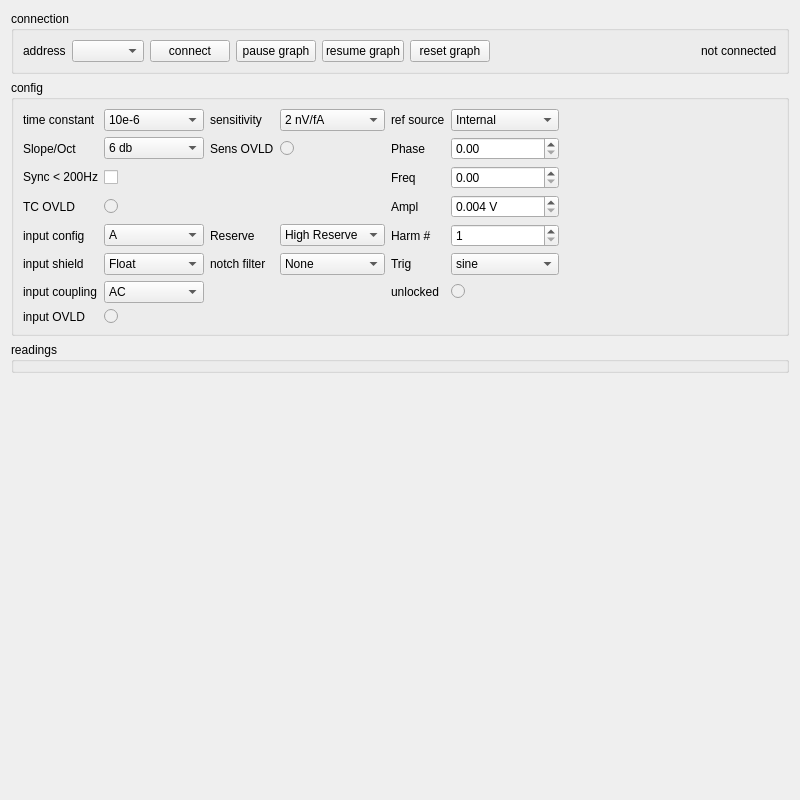
This is devices/sr830/sr830.ui in lictailer/zmeter as Qt 5 draws it before an edit. The edited form follows.
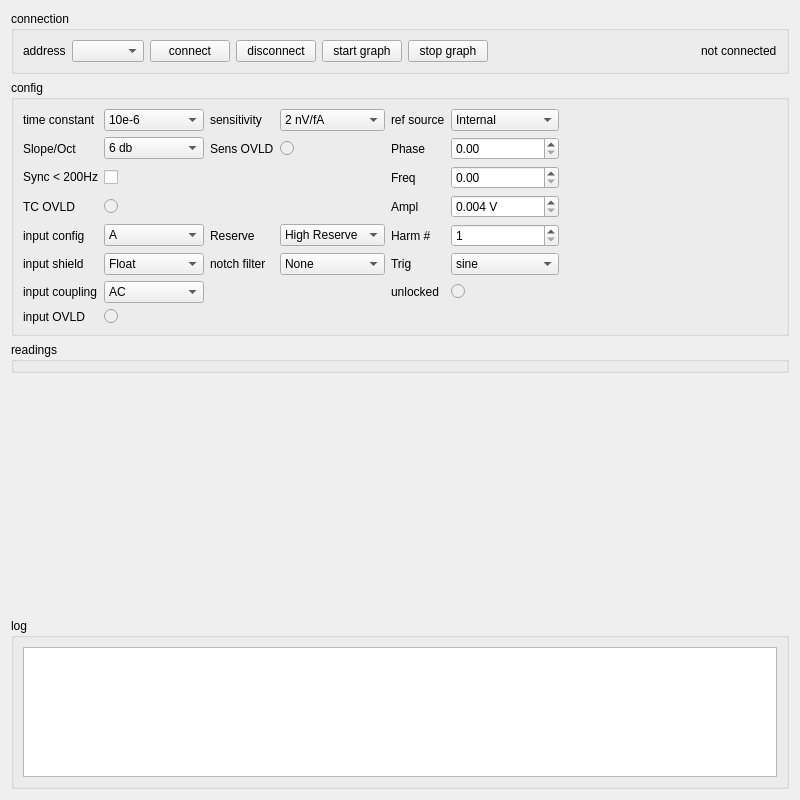
This is the edited form.

Diff of the .ui file:
```diff
--- a/devices/sr830/sr830.ui
+++ b/devices/sr830/sr830.ui
@@ -40,21 +40,21 @@
       <item>
        <widget class="QPushButton" name="start_scanning">
         <property name="text">
-         <string>pause graph</string>
+         <string>disconnect</string>
         </property>
        </widget>
       </item>
       <item>
        <widget class="QPushButton" name="stop_scanning">
         <property name="text">
-         <string>resume graph</string>
+         <string>start graph</string>
         </property>
        </widget>
       </item>
       <item>
        <widget class="QPushButton" name="reset_graph">
         <property name="text">
-         <string>reset graph</string>
+         <string>stop graph</string>
         </property>
        </widget>
       </item>
@@ -799,11 +799,36 @@
      <property name="sizeHint" stdset="0">
       <size>
        <width>20</width>
-       <height>132</height>
+       <height>0</height>
       </size>
      </property>
     </spacer>
    </item>
+   <item>
+    <widget class="QGroupBox" name="log_groupBox">
+     <property name="title">
+      <string>log</string>
+     </property>
+     <layout class="QVBoxLayout" name="verticalLayout_log">
+      <item>
+       <widget class="QPlainTextEdit" name="log_textEdit">
+        <property name="sizePolicy">
+         <sizepolicy hsizetype="Expanding" vsizetype="Fixed">
+          <horstretch>0</horstretch>
+          <verstretch>0</verstretch>
+         </sizepolicy>
+        </property>
+        <property name="maximumSize">
+         <size>
+          <width>16777215</width>
+          <height>130</height>
+         </size>
+        </property>
+       </widget>
+      </item>
+     </layout>
+    </widget>
+   </item>
   </layout>
  </widget>
  <resources/>
```
Left out of the diff: 8 changed lines with no effect on the pictures.
